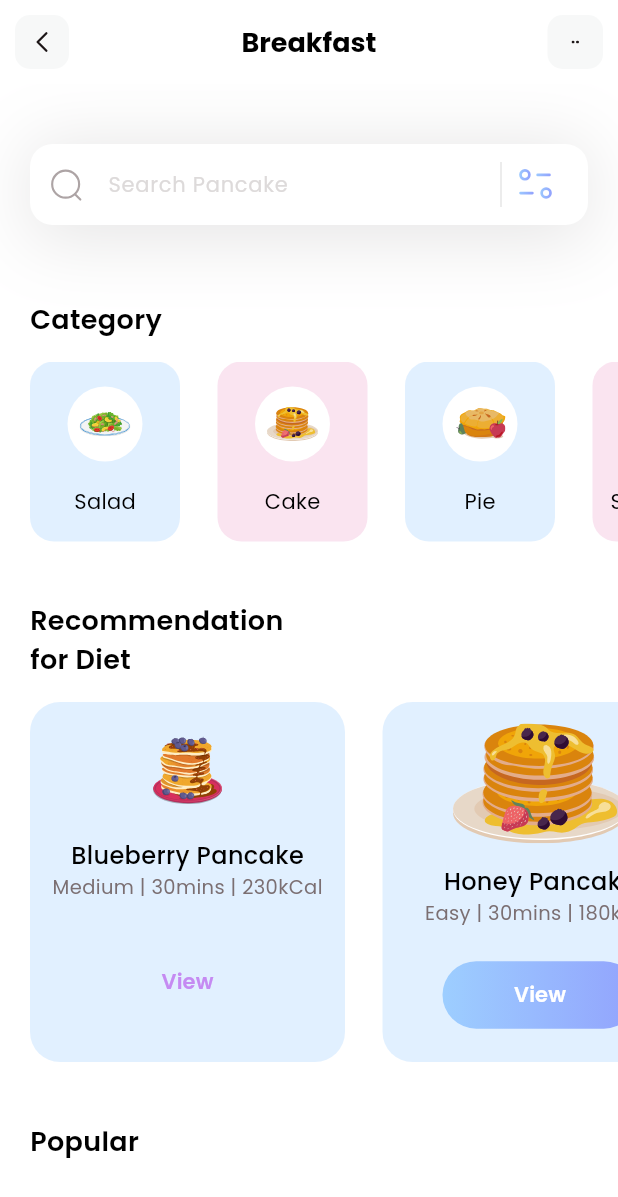
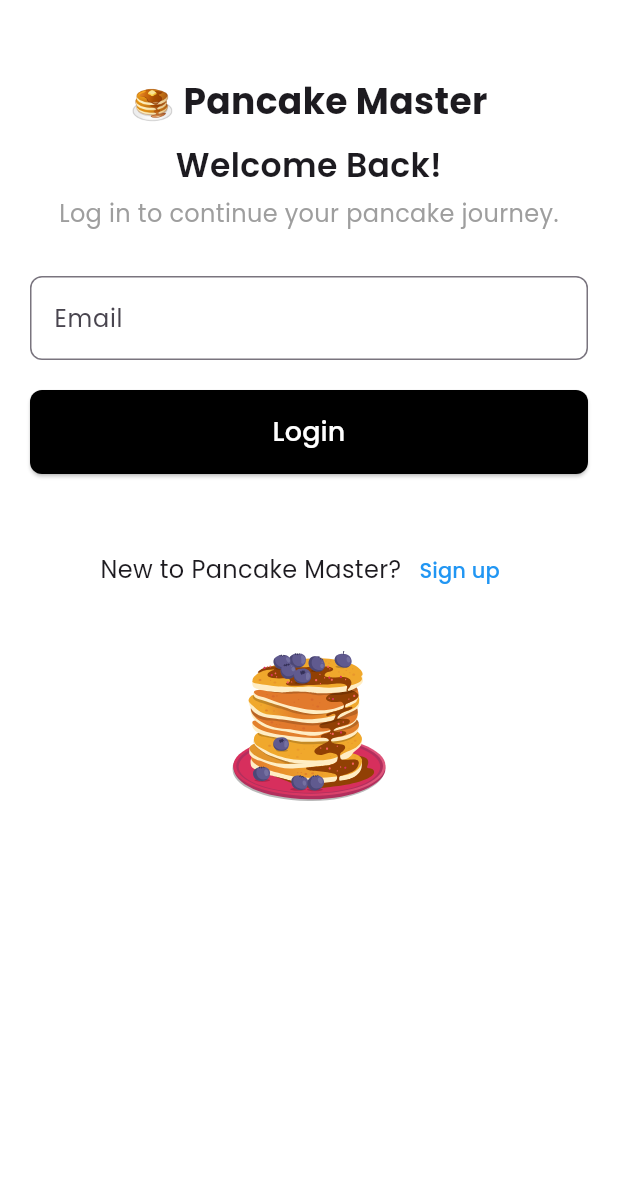
Before and after one commit to Blackdukee/FlutterFinal, a Flutter app: the screen it shows after launch, on a phone screen of 412 x 824 dp. Shown: the top 1197 px of the screen. Run offline on Flutter 3.47's test engine with Material 3 defaults, Android fonts, the phone set to English and light mode, and no system bars; our stand-ins replace flutter_svg, get; missing offline and left inert: filter_list.

Commit message:
every thing is working as expected

```diff
--- /dev/null
+++ b/lib/colors.dart
@@ -0,0 +1,7 @@
+import 'package:flutter/material.dart';
+
+const Color primaryColor = Color(0xFF92A3FD); // Example primary color
+const Color secondaryColor = Color(0xFF9DCEFF); // Example secondary color
+const Color backgroundColor = Colors.white; // Example background color
+const Color textColor = Colors.black; // Example text color
+// ... Add more colors as needed
--- a/lib/controllers/diet_controller.dart
+++ b/lib/controllers/diet_controller.dart
@@ -1,7 +1,6 @@
 import 'package:final_project/models/diet_model.dart';
 import 'package:final_project/services/api_service.dart';
 import 'package:get/get.dart';
-import 'dart:io';
 import 'package:flutter/widgets.dart';
 
 class DietController extends GetxController {
--- /dev/null
+++ b/lib/controllers/user_controller.dart
@@ -0,0 +1,42 @@
+import 'package:get/get.dart';
+import 'package:final_project/models/user_model.dart';
+import 'package:final_project/services/api_service.dart';
+import 'package:flutter/material.dart';
+
+class UserController extends GetxController {
+  final ApiService apiService = ApiService();
+  var passwordController = TextEditingController();
+  var emailController = TextEditingController();
+  var nameController = TextEditingController();
+  var confirmPasswordController = TextEditingController();
+  var user = UserModel(
+    name: '',
+    email: '',
+    password: '',
+    history: [],
+    savedRecipes: [],
+  ).obs;
+
+  Future<void> createUser(String username, email, password) async {
+    try {
+      UserModel createdUser = await apiService.createUser(UserModel(
+          name: username,
+          email: email,
+          password: password,
+          history: [],
+          savedRecipes: []));
+      user.value = createdUser;
+    } catch (e) {
+      Get.snackbar('Error', 'Failed to create user: $e');
+    }
+  }
+
+  Future<void> getUser(String email, String password) async {
+    try {
+      UserModel fetchedUser = await apiService.getUser(email, password);
+      user.value = fetchedUser;
+    } catch (e) {
+      Get.snackbar('Error', 'Failed to retrieve user: $e');
+    }
+  }
+}
--- a/lib/main.dart
+++ b/lib/main.dart
@@ -1,5 +1,5 @@
+import 'package:final_project/pages/login.dart';
 import 'package:flutter/material.dart';
-import 'pages/home.dart';
 import 'package:get/get.dart';
 
 void main() {
@@ -14,6 +14,6 @@ class MyApp extends StatelessWidget {
     return GetMaterialApp(
         debugShowCheckedModeBanner: false,
         theme: ThemeData(fontFamily: 'Poppins'),
-        home: HomePage());
+        home: LoginScreen());
   }
 }
--- /dev/null
+++ b/lib/pages/login.dart
@@ -0,0 +1,148 @@
+import 'package:final_project/controllers/user_controller.dart';
+import 'package:final_project/pages/signup.dart';
+import 'package:flutter/material.dart';
+import 'package:flutter_svg/svg.dart';
+import 'package:get/get.dart';
+import 'home.dart';
+
+void main() {
+  runApp(const MyApp());
+}
+
+class MyApp extends StatelessWidget {
+  const MyApp({super.key});
+
+  @override
+  Widget build(BuildContext context) {
+    return MaterialApp(
+      debugShowCheckedModeBanner: false,
+      home: LoginScreen(),
+    );
+  }
+}
+
+class LoginScreen extends StatefulWidget {
+  LoginScreen({super.key});
+  @override
+  _LoginScreenState createState() => _LoginScreenState();
+}
+
+class _LoginScreenState extends State<LoginScreen> {
+  UserController userController = Get.put(UserController());
+
+  @override
+  Widget build(BuildContext context) {
+    return Scaffold(
+        backgroundColor: Colors.white,
+        resizeToAvoidBottomInset: true,
+        body: SingleChildScrollView(
+          child: Padding(
+            padding: const EdgeInsets.only(top: 50.0, left: 20.0, right: 20.0),
+            // Padding added at the top
+            child: Center(
+              child: Column(
+                mainAxisAlignment: MainAxisAlignment.center,
+                crossAxisAlignment: CrossAxisAlignment.stretch,
+                children: [
+                  const Text(
+                    '🥞 Pancake Master',
+                    textAlign: TextAlign.center,
+                    style: TextStyle(
+                      fontSize: 24.0,
+                      fontWeight: FontWeight.bold,
+                    ),
+                  ),
+                  const SizedBox(height: 10.0),
+                  const Text(
+                    'Welcome Back!',
+                    textAlign: TextAlign.center,
+                    style: TextStyle(
+                      fontSize: 22.0,
+                      fontWeight: FontWeight.w600,
+                    ),
+                  ),
+                  const SizedBox(height: 5.0),
+                  const Text(
+                    'Log in to continue your pancake journey.',
+                    textAlign: TextAlign.center,
+                    style: TextStyle(
+                      fontSize: 16.0,
+                      color: Colors.grey,
+                    ),
+                  ),
+                  const SizedBox(height: 30.0),
+                  TextField(
+                    controller: userController.emailController,
+                    decoration: InputDecoration(
+                      labelText: 'Email',
+                      border: OutlineInputBorder(
+                        borderRadius: BorderRadius.circular(8.0),
+                      ),
+                    ),
+                  ),
+                  const SizedBox(height: 20.0),
+                  ElevatedButton(
+                    onPressed: () {
+                      var email = userController.emailController.text.trim();
+                      var password = userController.passwordController.text.trim();
+                      userController.getUser(email, password);
+                      if (userController.user.value.id == '') {
+                        Get.snackbar('Error', 'Invalid email or password');
+                        return;
+                      }else {
+                        Get.snackbar('Success', 'Welcome ${userController.user.value.name}');
+                      }
+                      Navigator.push(
+                        context,
+                        MaterialPageRoute(builder: (context) => HomePage(user: userController.user.value)),
+                      );
+                    },
+                    style: ElevatedButton.styleFrom(
+                      backgroundColor: Colors.black,
+                      padding: const EdgeInsets.symmetric(vertical: 15.0),
+                      shape: RoundedRectangleBorder(
+                        borderRadius: BorderRadius.circular(8.0),
+                      ),
+                    ),
+                    child: const Text(
+                      'Login',
+                      style: TextStyle(fontSize: 18.0, color: Colors.white),
+                    ),
+                  ),
+                  const SizedBox(height: 20.0),
+                  const SizedBox(height: 20.0),
+                  Row(
+                    mainAxisAlignment: MainAxisAlignment.center,
+                    children: [
+                      const Text(
+                        'New to Pancake Master?',
+                        style: TextStyle(fontSize: 16.0),
+                      ),
+                      TextButton(
+                        onPressed: () {
+                          Navigator.push(
+                            context,
+                            MaterialPageRoute(
+                                builder: (context) => SignUpScreen()),
+                          );
+                        },
+                        child: const Text(
+                          'Sign up',
+                          style: TextStyle(color: Colors.blue),
+                        ),
+                      ),
+                    ],
+                  ),
+                  const SizedBox(height: 30.0),
+                  SvgPicture.asset(
+                    'assets/icons/blueberry-pancake.svg',
+                    fit: BoxFit.contain, // Use contain to prevent distortion
+                    height: 100.0,
+                  ),
+                ],
+              ),
+            ),
+          ),
+        ));
+  }
+}
```
Also changed, not shown: lib/models/user_model.dart (+6 -4 lines), lib/pages/category.dart (+13 -27 lines), lib/pages/forgot_password.dart (added, +116 -0 lines), lib/pages/home.dart (+57 -11 lines), lib/pages/recipe.dart (+26 -0 lines), lib/pages/signup.dart (added, +175 -0 lines), lib/services/api_service.dart (+4 -36 lines), assets/icons/images/user_photo.png (added).
